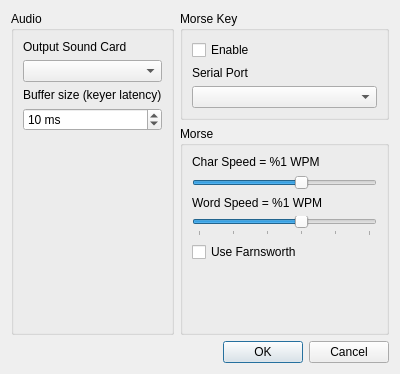
Before: the Qt Designer form gui/options.ui in Artemia76/EasyMorse, drawn with Qt 5.
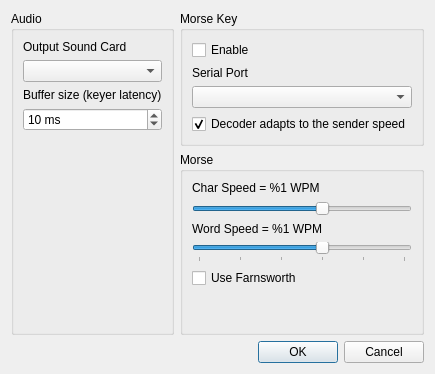
After: the same form once the commit is applied.

Commit message: Decode the key in real time with a self adapting decoder

What changed in the file:
```diff
--- a/gui/options.ui
+++ b/gui/options.ui
@@ -47,6 +47,19 @@
       <item>
        <widget class="QComboBox" name="m_serialBox"/>
       </item>
+      <item>
+       <widget class="QCheckBox" name="m_autoAdapt">
+        <property name="toolTip">
+         <string>When unchecked, the decoder expects the character speed set in the main window</string>
+        </property>
+        <property name="text">
+         <string>Decoder adapts to the sender speed</string>
+        </property>
+        <property name="checked">
+         <bool>true</bool>
+        </property>
+       </widget>
+      </item>
      </layout>
     </widget>
    </item>
```
The commit also changes 12 other files.
